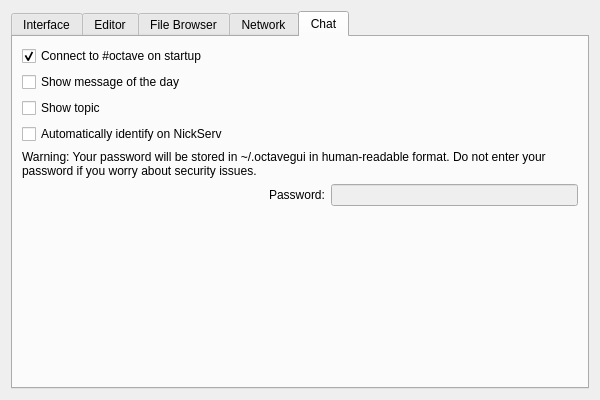
Qt form gui/src/SettingsDialog.ui (ctaggart/octave) before a commit.
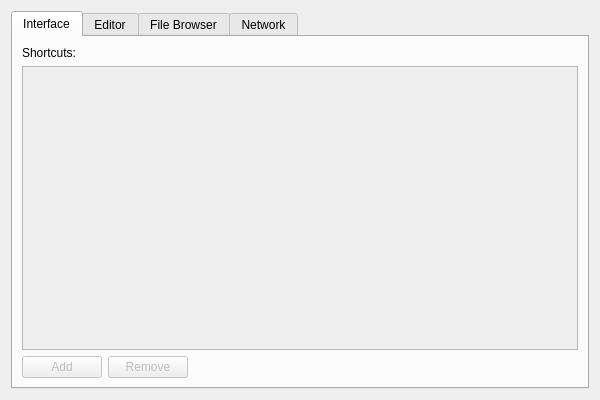
The same form after that commit. The open tabs and pages were chosen to show the change.

Commit message:
Removed chat and chat settings, instead made a separate menu entry in the community menu.
* MainWindow: Added menu entry.
* SettingsDialog: Removed tab for chat settings.

branch : gui

The edit to the form file:
```diff
--- a/gui/src/SettingsDialog.ui
+++ b/gui/src/SettingsDialog.ui
@@ -415,105 +415,6 @@
        </item>
       </layout>
      </widget>
-     <widget class="QWidget" name="chatTab">
-      <attribute name="title">
-       <string>Chat</string>
-      </attribute>
-      <layout class="QGridLayout" name="gridLayout_2">
-       <item row="0" column="0">
-        <layout class="QVBoxLayout" name="verticalLayout">
-         <item>
-          <widget class="QCheckBox" name="connectOnStartup">
-           <property name="text">
-            <string>Connect to #octave on startup</string>
-           </property>
-           <property name="checked">
-            <bool>true</bool>
-           </property>
-          </widget>
-         </item>
-         <item>
-          <widget class="QCheckBox" name="showMessageOfTheDay">
-           <property name="text">
-            <string>Show message of the day</string>
-           </property>
-          </widget>
-         </item>
-         <item>
-          <widget class="QCheckBox" name="showTopic">
-           <property name="text">
-            <string>Show topic</string>
-           </property>
-          </widget>
-         </item>
-         <item>
-          <widget class="QCheckBox" name="autoIdentification">
-           <property name="text">
-            <string>Automatically identify on NickServ</string>
-           </property>
-          </widget>
-         </item>
-         <item>
-          <widget class="QLabel" name="label_2">
-           <property name="text">
-            <string>Warning: Your password will be stored in ~/.octavegui in human-readable format. Do not enter your password if you worry about security issues.</string>
-           </property>
-           <property name="wordWrap">
-            <bool>true</bool>
-           </property>
-          </widget>
-         </item>
-         <item>
-          <layout class="QHBoxLayout" name="horizontalLayout">
-           <item>
-            <spacer name="horizontalSpacer">
-             <property name="orientation">
-              <enum>Qt::Horizontal</enum>
-             </property>
-             <property name="sizeHint" stdset="0">
-              <size>
-               <width>40</width>
-               <height>20</height>
-              </size>
-             </property>
-            </spacer>
-           </item>
-           <item>
-            <widget class="QLabel" name="label">
-             <property name="text">
-              <string>Password:</string>
-             </property>
-            </widget>
-           </item>
-           <item>
-            <widget class="QLineEdit" name="nickServPassword">
-             <property name="enabled">
-              <bool>false</bool>
-             </property>
-             <property name="echoMode">
-              <enum>QLineEdit::Password</enum>
-             </property>
-            </widget>
-           </item>
-          </layout>
-         </item>
-        </layout>
-       </item>
-       <item row="1" column="0">
-        <spacer name="verticalSpacer_3">
-         <property name="orientation">
-          <enum>Qt::Vertical</enum>
-         </property>
-         <property name="sizeHint" stdset="0">
-          <size>
-           <width>20</width>
-           <height>40</height>
-          </size>
-         </property>
-        </spacer>
-       </item>
-      </layout>
-     </widget>
     </widget>
    </item>
   </layout>
```
Left out of the diff: 194 changed lines with no effect on the pictures. The commit also changes 3 other files.
